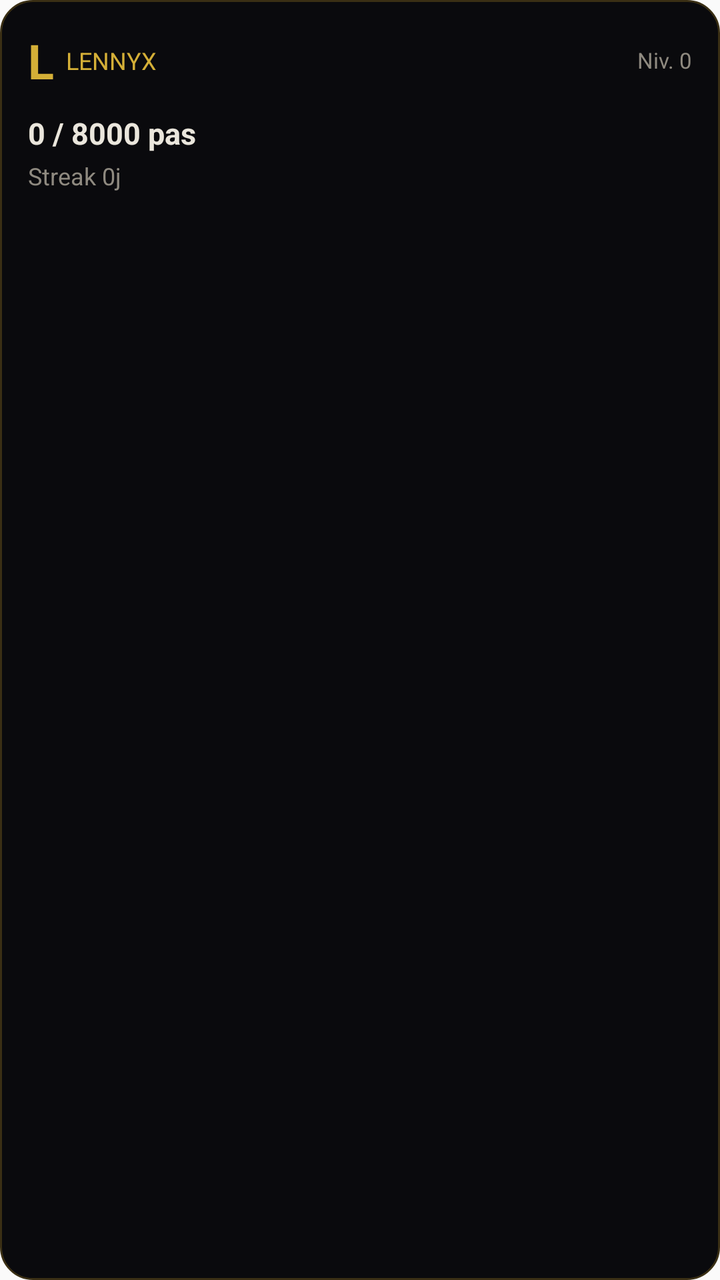
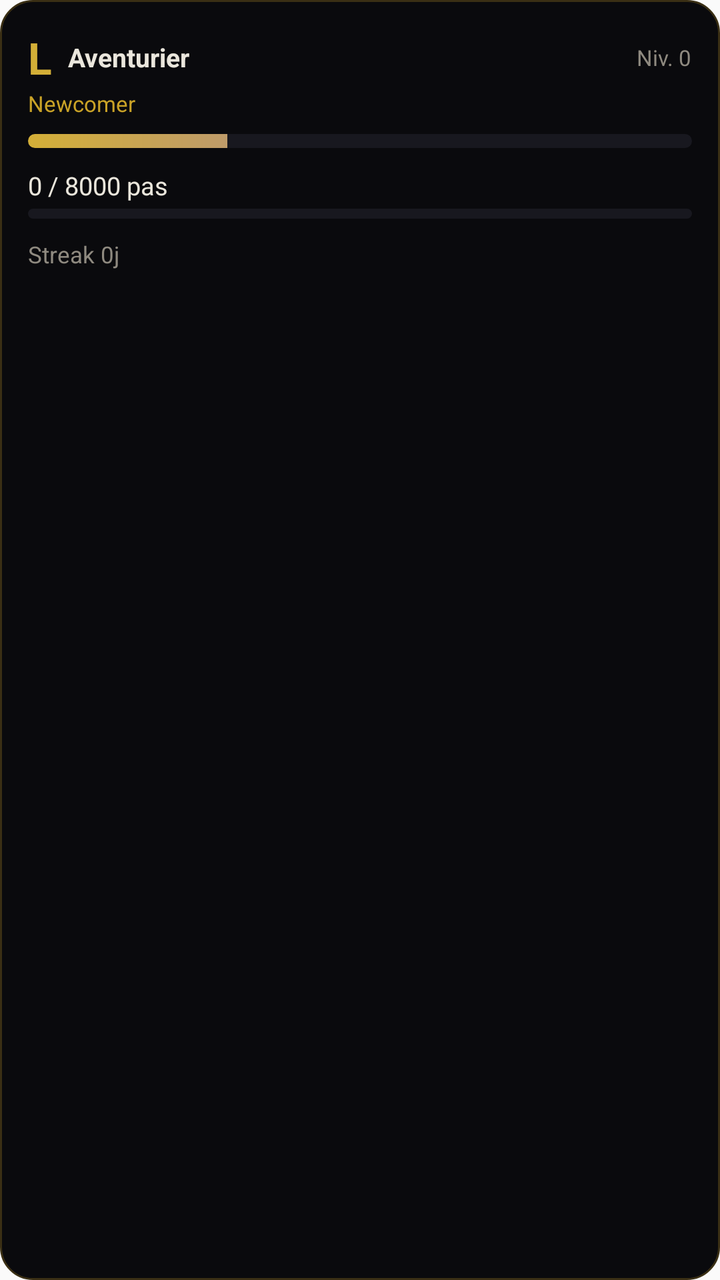

An Android layout rendered at two revisions. The XML below is the earlier revision; the diff shows what the commit changed to produce the second picture.
<!-- AndroidManifest.xml: application theme AppTheme -->
<!-- res/layout/widget_lennyx.xml -->
<?xml version="1.0" encoding="utf-8"?>
<LinearLayout xmlns:android="http://schemas.android.com/apk/res/android"
    android:id="@+id/widget_root"
    android:layout_width="match_parent"
    android:layout_height="match_parent"
    android:orientation="vertical"
    android:padding="14dp"
    android:background="@drawable/widget_background">

    <LinearLayout
        android:layout_width="match_parent"
        android:layout_height="wrap_content"
        android:orientation="horizontal"
        android:gravity="center_vertical">

        <TextView
            android:layout_width="wrap_content"
            android:layout_height="wrap_content"
            android:text="L"
            android:textColor="#D4AF37"
            android:textSize="24sp"
            android:textStyle="bold" />

        <TextView
            android:layout_width="wrap_content"
            android:layout_height="wrap_content"
            android:layout_marginStart="6dp"
            android:text="LENNYX"
            android:textColor="#D4AF37"
            android:textSize="12sp" />

        <TextView
            android:id="@+id/widget_level"
            android:layout_width="0dp"
            android:layout_height="wrap_content"
            android:layout_weight="1"
            android:gravity="end"
            android:text="Niv. 0"
            android:textColor="#8F8A80"
            android:textSize="11sp" />
    </LinearLayout>

    <TextView
        android:id="@+id/widget_steps"
        android:layout_width="match_parent"
        android:layout_height="wrap_content"
        android:layout_marginTop="10dp"
        android:text="0 / 8000 pas"
        android:textColor="#EAE6DC"
        android:textSize="15sp"
        android:textStyle="bold" />

    <TextView
        android:id="@+id/widget_extra"
        android:layout_width="match_parent"
        android:layout_height="wrap_content"
        android:layout_marginTop="3dp"
        android:text="Streak 0j"
        android:textColor="#8F8A80"
        android:textSize="12sp" />

</LinearLayout>
<!-- resources referenced by this layout -->
<resources>
  <!-- drawable widget_background (drawable) -->
  <?xml version="1.0" encoding="utf-8"?>
  <shape xmlns:android="http://schemas.android.com/apk/res/android" android:shape="rectangle">
      <solid android:color="#0A0A0D" />
      <corners android:radius="16dp" />
      <stroke android:width="1dp" android:color="#3A2F14" />
  </shape>
  <style name="AppTheme" parent="Theme.AppCompat.Light.DarkActionBar">
          
          <item name="colorPrimary">@color/colorPrimary</item>
          <item name="colorPrimaryDark">@color/colorPrimaryDark</item>
          <item name="colorAccent">@color/colorAccent</item>
      </style>
</resources>

<!-- the commit's change to res/layout/widget_lennyx.xml (unified diff, before → after) -->
@@ -7,6 +7,7 @@
     android:padding="14dp"
     android:background="@drawable/widget_background">
 
+    
     <LinearLayout
         android:layout_width="match_parent"
         android:layout_height="wrap_content"
@@ -18,45 +19,84 @@
             android:layout_height="wrap_content"
             android:text="L"
             android:textColor="#D4AF37"
-            android:textSize="24sp"
+            android:textSize="22sp"
             android:textStyle="bold" />
 
         <TextView
-            android:layout_width="wrap_content"
+            android:id="@+id/widget_name"
+            android:layout_width="0dp"
             android:layout_height="wrap_content"
-            android:layout_marginStart="6dp"
-            android:text="LENNYX"
-            android:textColor="#D4AF37"
-            android:textSize="12sp" />
+            android:layout_weight="1"
+            android:layout_marginStart="8dp"
+            android:text="Aventurier"
+            android:textColor="#EAE6DC"
+            android:textSize="13sp"
+            android:textStyle="bold"
+            android:singleLine="true"
+            android:ellipsize="end" />
 
         <TextView
             android:id="@+id/widget_level"
-            android:layout_width="0dp"
+            android:layout_width="wrap_content"
             android:layout_height="wrap_content"
-            android:layout_weight="1"
-            android:gravity="end"
             android:text="Niv. 0"
             android:textColor="#8F8A80"
             android:textSize="11sp" />
     </LinearLayout>
 
     <TextView
-        android:id="@+id/widget_steps"
+        android:id="@+id/widget_rank"
         android:layout_width="match_parent"
         android:layout_height="wrap_content"
-        android:layout_marginTop="10dp"
-        android:text="0 / 8000 pas"
-        android:textColor="#EAE6DC"
-        android:textSize="15sp"
-        android:textStyle="bold" />
+        android:layout_marginTop="1dp"
+        android:text="Newcomer"
+        android:textColor="#C9A227"
+        android:textSize="11sp" />
 
+    
+    <ProgressBar
+        android:id="@+id/widget_xp_bar"
+        style="?android:attr/progressBarStyleHorizontal"
+        android:layout_width="match_parent"
+        android:layout_height="7dp"
+        android:layout_marginTop="8dp"
+        android:max="100"
+        android:progress="30"
+        android:progressDrawable="@drawable/widget_progress_xp" />
+
+    
+    <LinearLayout
+        android:layout_width="match_parent"
+        android:layout_height="wrap_content"
+        android:orientation="horizontal"
+        android:layout_marginTop="10dp">
+        <TextView
+            android:id="@+id/widget_steps"
+            android:layout_width="0dp"
+            android:layout_height="wrap_content"
+            android:layout_weight="1"
+            android:text="0 / 8000 pas"
+            android:textColor="#EAE6DC"
+            android:textSize="12.5sp" />
+    </LinearLayout>
+    <ProgressBar
+        android:id="@+id/widget_steps_bar"
+        style="?android:attr/progressBarStyleHorizontal"
+        android:layout_width="match_parent"
+        android:layout_height="5dp"
+        android:layout_marginTop="3dp"
+        android:max="100"
+        android:progress="0"
+        android:progressDrawable="@drawable/widget_progress_steps" />
+
+    
     <TextView
         android:id="@+id/widget_extra"
         android:layout_width="match_parent"
         android:layout_height="wrap_content"
-        android:layout_marginTop="3dp"
+        android:layout_marginTop="10dp"
         android:text="Streak 0j"
         android:textColor="#8F8A80"
-        android:textSize="12sp" />
+        android:textSize="11.5sp" />
 
 </LinearLayout>
<!-- resource entries referenced after the edit -->
@@ -7,6 +7,42 @@
       <corners android:radius="16dp" />
       <stroke android:width="1dp" android:color="#3A2F14" />
   </shape>
+  <!-- drawable widget_progress_steps (drawable) -->
+  <?xml version="1.0" encoding="utf-8"?>
+  <layer-list xmlns:android="http://schemas.android.com/res/android">
+      <item android:id="@android:id/background">
+          <shape android:shape="rectangle">
+              <corners android:radius="5dp" />
+              <solid android:color="#18181f" />
+          </shape>
+      </item>
+      <item android:id="@android:id/progress">
+          <clip>
+              <shape android:shape="rectangle">
+                  <corners android:radius="5dp" />
+                  <solid android:color="#7FD1AE" />
+              </shape>
+          </clip>
+      </item>
+  </layer-list>
+  <!-- drawable widget_progress_xp (drawable) -->
+  <?xml version="1.0" encoding="utf-8"?>
+  <layer-list xmlns:android="http://schemas.android.com/res/android">
+      <item android:id="@android:id/background">
+          <shape android:shape="rectangle">
+              <corners android:radius="6dp" />
+              <solid android:color="#18181f" />
+          </shape>
+      </item>
+      <item android:id="@android:id/progress">
+          <clip>
+              <shape android:shape="rectangle">
+                  <corners android:radius="6dp" />
+                  <gradient android:startColor="#D4AF37" android:endColor="#8B6CE0" android:angle="0" />
+              </shape>
+          </clip>
+      </item>
+  </layer-list>
   <style name="AppTheme" parent="Theme.AppCompat.Light.DarkActionBar">
           
           <item name="colorPrimary">@color/colorPrimary</item>
